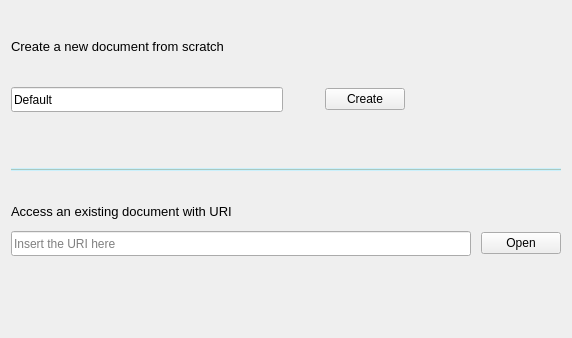
Above: CLIENT/GUI/ui/gui_newdoc.ui from GiuliCler/GIMPteam before the change. Below: the same form after it.
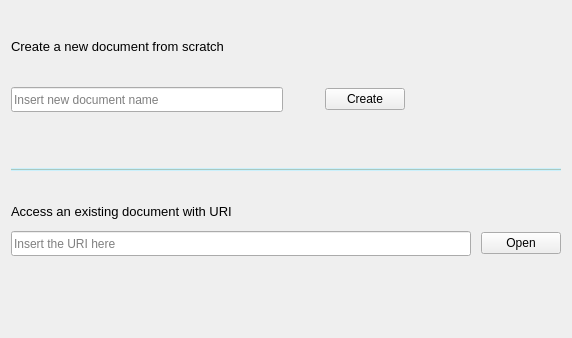
That is the form after the change.

```diff
--- a/CLIENT/GUI/ui/gui_newdoc.ui
+++ b/CLIENT/GUI/ui/gui_newdoc.ui
@@ -105,7 +105,7 @@
           </size>
          </property>
          <property name="text">
-          <string>Default</string>
+          <string/>
          </property>
          <property name="placeholderText">
           <string>Insert new document name</string>
```
